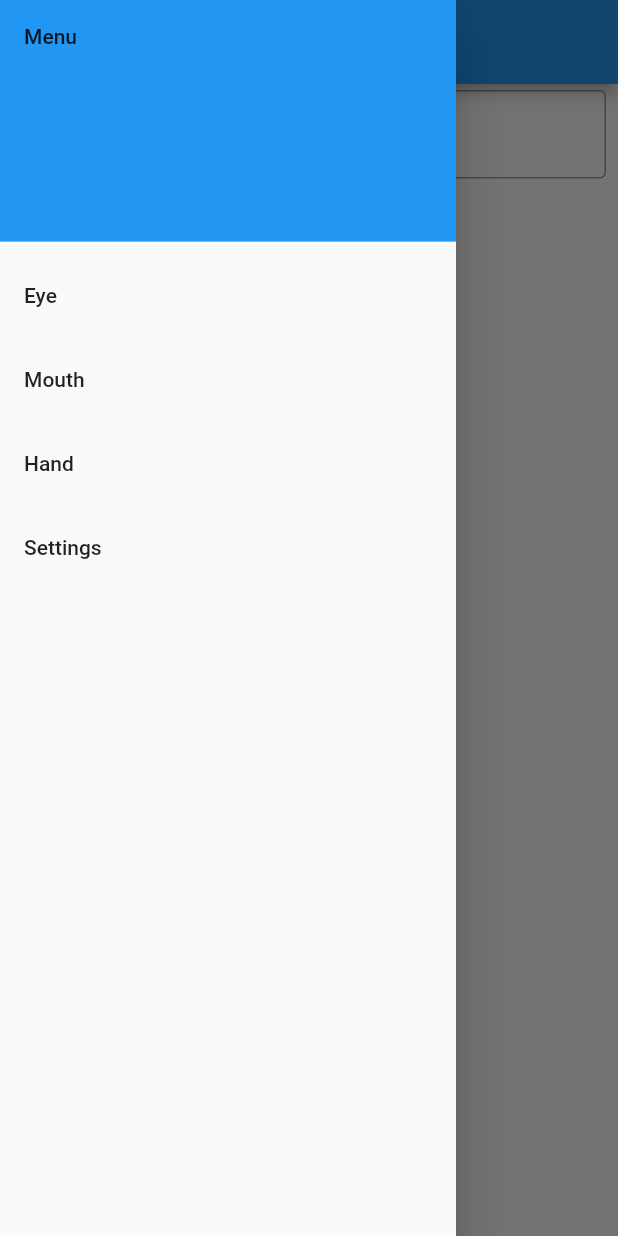
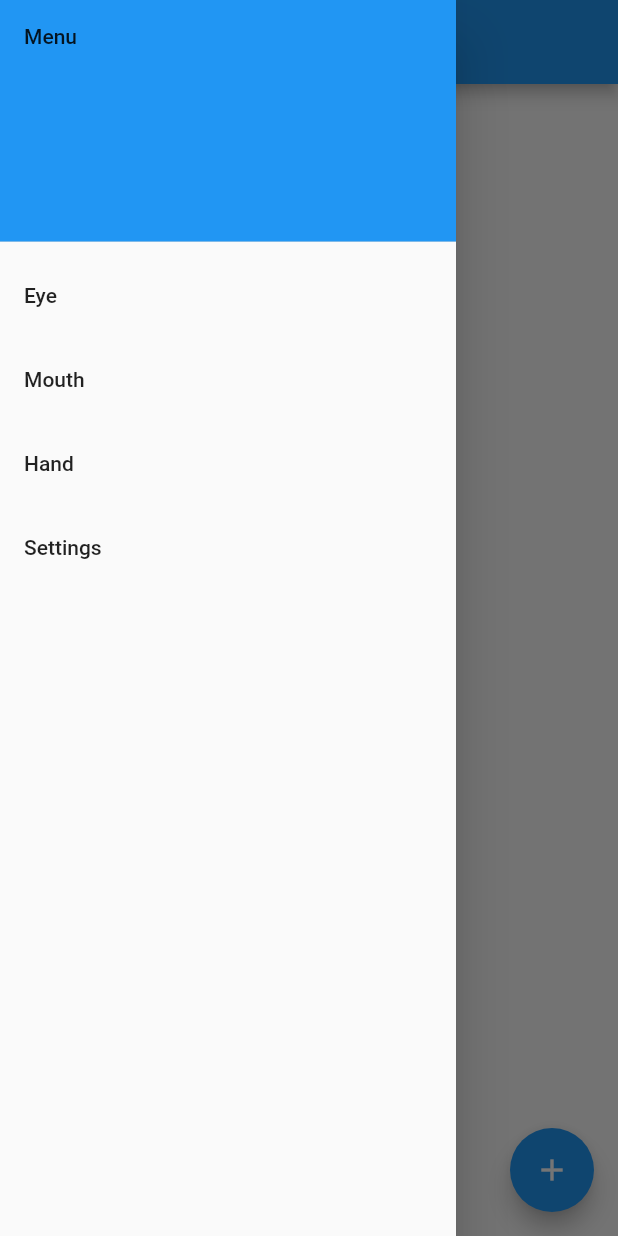
Before and after one commit to Derek-X-Wang/carnal, a Flutter app: the screen it shows after launch, with the side drawer open, on a phone screen of 412 x 824 dp. Run offline on Flutter 3.47's test engine with Material 2 defaults, Android fonts, the phone set to English and light mode, and no system bars; drawn by our look-alikes of flutter_speed_dial; our stand-ins replace bloc, bloc_concurrency, equatable, flutter_bloc, glob, go_router and 7 more; missing offline and left inert: file_selector; accounts and stored records are empty.

Commit message:
feat: get file tree with respect to .gitignore file matching

```diff
--- a/lib/app/bloc/app_state.dart
+++ b/lib/app/bloc/app_state.dart
@@ -14,13 +14,28 @@ class WatcherItem {
   final String src;
   bool canRead;
   bool canWrite;
+  TreeNode? tree;
 
-  WatcherItem(this.src, {this.canRead = true, this.canWrite = false});
+  WatcherItem(this.src,
+      {this.canRead = true, this.canWrite = false, this.tree});
 
   factory WatcherItem.fromJson(Map<String, dynamic> json) =>
       _$WatcherItemFromJson(json);
   Map<String, dynamic> toJson() => _$WatcherItemToJson(this);
 }
+
+// @JsonSerializable(explicitToJson: true)
+// class UserProfile {
+//   final String src;
+//   bool canRead;
+//   bool canWrite;
+
+//   WatcherItem(this.src, {this.canRead = true, this.canWrite = false});
+
+//   factory WatcherItem.fromJson(Map<String, dynamic> json) =>
+//       _$WatcherItemFromJson(json);
+//   Map<String, dynamic> toJson() => _$WatcherItemToJson(this);
+// }
 
 @JsonSerializable(explicitToJson: true)
 class AppState extends Equatable {
--- a/lib/eye/view/eye_page.dart
+++ b/lib/eye/view/eye_page.dart
@@ -1,7 +1,10 @@
 import 'package:carnal/eye/eye.dart';
+import 'package:carnal/utils/tree/tree.dart';
+import 'package:file_selector/file_selector.dart';
 import 'package:flutter/material.dart';
 import 'package:flutter_bloc/flutter_bloc.dart';
 import 'package:carnal/app/app.dart';
+import 'package:flutter_speed_dial/flutter_speed_dial.dart';
 
 class EyePage extends StatelessWidget {
   const EyePage({
@@ -31,6 +34,7 @@ class EyeView extends StatelessWidget {
   Widget build(BuildContext context) {
     final appBloc = BlocProvider.of<AppBloc>(context);
     final bloc = BlocProvider.of<EyeBloc>(context);
+    final scaffoldManager = ScaffoldMessenger.of(context);
 
     return BlocBuilder<AppBloc, AppState>(
       builder: (context, state) {
@@ -105,6 +109,13 @@ class EyeView extends StatelessWidget {
                         ),
                         const Text('Write'),
                         IconButton(
+                          icon: const Icon(Icons.track_changes),
+                          onPressed: () async {
+                            final tree = await buildTree(item.src, []);
+                            printTree(tree, "");
+                          },
+                        ),
+                        IconButton(
                           icon: const Icon(Icons.delete),
                           onPressed: () {
                             appBloc.add(WatcherItemRemoved(item));
@@ -115,27 +126,106 @@ class EyeView extends StatelessWidget {
                   );
                 },
               ),
-              Padding(
-                padding: EdgeInsets.symmetric(horizontal: 8, vertical: 4),
-                child: TextField(
-                  controller: _controller,
-                  decoration: InputDecoration(
-                    border: OutlineInputBorder(),
-                    labelText: 'Enter file or URL',
-                  ),
-                ),
+            ],
+          ),
+          floatingActionButton: SpeedDial(
+            icon: Icons.add,
+            activeIcon: Icons.close,
+            spacing: 3,
+            childPadding: const EdgeInsets.all(5),
+            children: [
+              SpeedDialChild(
+                child: const Icon(Icons.input),
+                backgroundColor: Colors.red,
+                foregroundColor: Colors.white,
+                label: 'Enter path',
+                onTap: () async {
+                  String? path = await _showTextInputDialog(context);
+                  _addWatcherPath(appBloc, scaffoldManager, path);
+                },
               ),
-              ElevatedButton(
-                onPressed: () {
-                  appBloc.add(WatcherItemAdded(WatcherItem(_controller.text)));
-                  _controller.clear();
+              SpeedDialChild(
+                child: const Icon(Icons.file_open),
+                backgroundColor: Colors.deepOrange,
+                foregroundColor: Colors.white,
+                label: 'Select file',
+                onTap: () async {
+                  final file = await openFile();
+                  _addWatcherPath(appBloc, scaffoldManager, file?.path);
                 },
-                child: Text('Add Item'),
-              )
+              ),
+              SpeedDialChild(
+                child: const Icon(Icons.file_copy),
+                backgroundColor: Colors.indigo,
+                foregroundColor: Colors.white,
+                label: 'Select files',
+                visible: true,
+                onTap: () async {
+                  final files = await openFiles();
+                  for (final file in files) {
+                    _addWatcherPath(appBloc, scaffoldManager, file.path);
+                  }
+                },
+              ),
+              SpeedDialChild(
+                child: const Icon(Icons.folder_open),
+                backgroundColor: Colors.blue,
+                foregroundColor: Colors.white,
+                label: 'Select folder',
+                visible: true,
+                onTap: () async {
+                  final String? path = await getDirectoryPath();
+                  _addWatcherPath(appBloc, scaffoldManager, path);
+                },
+              ),
             ],
           ),
         );
       },
     );
   }
+
+  void _addWatcherPath(
+      AppBloc bloc, ScaffoldMessengerState scaffoldManager, String? path) {
+    if (path == null) {
+      return;
+    }
+    bloc.add(WatcherItemAdded(WatcherItem(path)));
+    scaffoldManager.showSnackBar(SnackBar(
+      content: Text("Successfully added $path"),
+    ));
+  }
+
+  Future<String?> _showTextInputDialog(BuildContext context) async {
+    String inputValue = '';
+
+    return showDialog<String>(
+      context: context,
+      builder: (BuildContext context) {
+        return AlertDialog(
+          title: Text('Enter path or URL'),
+          content: TextField(
+            onChanged: (value) {
+              inputValue = value;
+            },
+            decoration: InputDecoration(hintText: 'Please enter path'),
+          ),
+          actions: [
+            TextButton(
+              onPressed: () {
+                Navigator.of(context).pop(inputValue);
+              },
+              child: Text('OK'),
+            ),
+            TextButton(
+              onPressed: () {
+                Navigator.of(context).pop(null);
+              },
+              child: Text('Cancel'),
+            ),
+          ],
+        );
+      },
+    );
+  }
 }
--- /dev/null
+++ b/lib/utils/tree/tree_node.dart
@@ -0,0 +1,35 @@
+import 'package:path/path.dart' as p;
+import 'package:json_annotation/json_annotation.dart';
+
+part 'tree_node.g.dart';
+
+@JsonSerializable(explicitToJson: true)
+class TreeNode {
+  final String path;
+  final bool isIgnored;
+  final Map<String, TreeNode> children;
+  final int? size;
+  final DateTime? modifiedAt; // Last time the file was modified based on OS
+  final DateTime? scannedAt; // Last time the file was scanned for TreeNodes
+  final DateTime? parsedAt; // Last time the file was parsed to text form
+  final String? hash; // Hash of the file to detect changes
+
+  // Computed property to get the name
+  String get name => p.basename(path);
+
+  TreeNode(
+    this.path, {
+    this.isIgnored = false,
+    this.children = const {},
+    this.size,
+    this.modifiedAt,
+    this.scannedAt,
+    this.parsedAt,
+    this.hash,
+  });
+
+  // JSON serialization
+  factory TreeNode.fromJson(Map<String, dynamic> json) =>
+      _$TreeNodeFromJson(json);
+  Map<String, dynamic> toJson() => _$TreeNodeToJson(this);
+}
--- a/pubspec.yaml
+++ b/pubspec.yaml
@@ -59,6 +59,11 @@ dependencies:
   stream_channel: ^2.1.1
   flutter_local_notifications: ^15.1.0+1
   windows_notification: ^0.0.3
+  file_selector: ^1.0.0
+  flutter_speed_dial: ^7.0.0
+  glob: ^2.1.2
+  crypto: ^3.0.3
+  path: ^1.8.3
 
 dev_dependencies:
   flutter_test:
```
Also changed, not shown: lib/app/bloc/app_bloc.dart (+35 -26 lines), lib/utils/path.dart (+66 -0 lines), lib/utils/tree/tools.dart (added, +77 -0 lines), lib/utils/tree/tree.dart (added, +105 -0 lines), lib/app/bloc/app_bloc.g.dart, lib/utils/tree/tree_node.g.dart (added), pubspec.lock, 7 other files.
